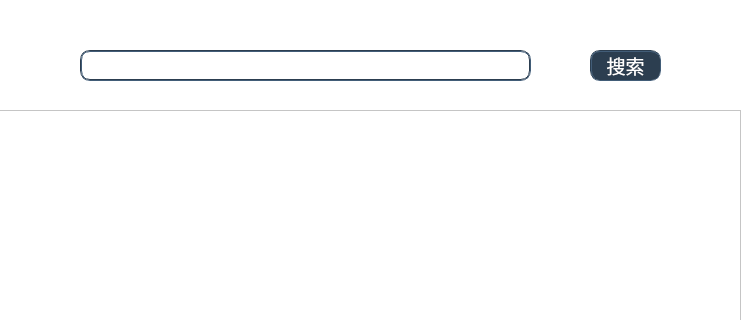
Qt form abc/mainwindow_manage.ui (BookMangeTeam/bookmanage) before a commit; both pictures show x 100 to 841 and y 0 to 320 of the 1093 by 651 pixel window.
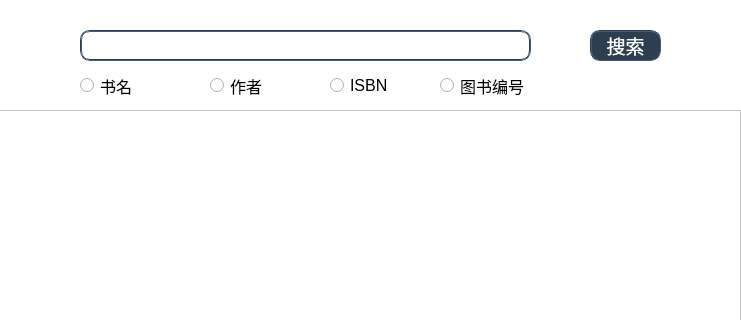
The same form after that commit. The open tabs and pages were chosen to show the change.

Diff of the .ui file:
```diff
--- a/abc/mainwindow_manage.ui
+++ b/abc/mainwindow_manage.ui
@@ -559,7 +559,7 @@
       <property name="geometry">
        <rect>
         <x>170</x>
-        <y>30</y>
+        <y>10</y>
         <width>451</width>
         <height>31</height>
        </rect>
@@ -572,7 +572,7 @@
       <property name="geometry">
        <rect>
         <x>680</x>
-        <y>30</y>
+        <y>10</y>
         <width>71</width>
         <height>31</height>
        </rect>
@@ -593,6 +593,78 @@
        <string>搜索</string>
       </property>
      </widget>
+     <widget class="QRadioButton" name="bookNameDelete_search">
+      <property name="geometry">
+       <rect>
+        <x>170</x>
+        <y>55</y>
+        <width>89</width>
+        <height>21</height>
+       </rect>
+      </property>
+      <property name="font">
+       <font>
+        <pointsize>12</pointsize>
+       </font>
+      </property>
+      <property name="text">
+       <string>书名</string>
+      </property>
+     </widget>
+     <widget class="QRadioButton" name="authorDelete_search">
+      <property name="geometry">
+       <rect>
+        <x>300</x>
+        <y>55</y>
+        <width>89</width>
+        <height>21</height>
+       </rect>
+      </property>
+      <property name="font">
+       <font>
+        <pointsize>12</pointsize>
+       </font>
+      </property>
+      <property name="text">
+       <string>作者</string>
+      </property>
+     </widget>
+     <widget class="QRadioButton" name="isbnDelete_search">
+      <property name="geometry">
+       <rect>
+        <x>420</x>
+        <y>55</y>
+        <width>89</width>
+        <height>21</height>
+       </rect>
+      </property>
+      <property name="font">
+       <font>
+        <pointsize>12</pointsize>
+       </font>
+      </property>
+      <property name="text">
+       <string>ISBN</string>
+      </property>
+     </widget>
+     <widget class="QRadioButton" name="bookNumberDelete_search">
+      <property name="geometry">
+       <rect>
+        <x>530</x>
+        <y>55</y>
+        <width>89</width>
+        <height>21</height>
+       </rect>
+      </property>
+      <property name="font">
+       <font>
+        <pointsize>12</pointsize>
+       </font>
+      </property>
+      <property name="text">
+       <string>图书编号</string>
+      </property>
+     </widget>
     </widget>
     <widget class="QWidget" name="page_4">
      <widget class="QTableView" name="bookInformationUpdate">
```
Left out of the diff: 78 changed lines with no effect on the pictures.
